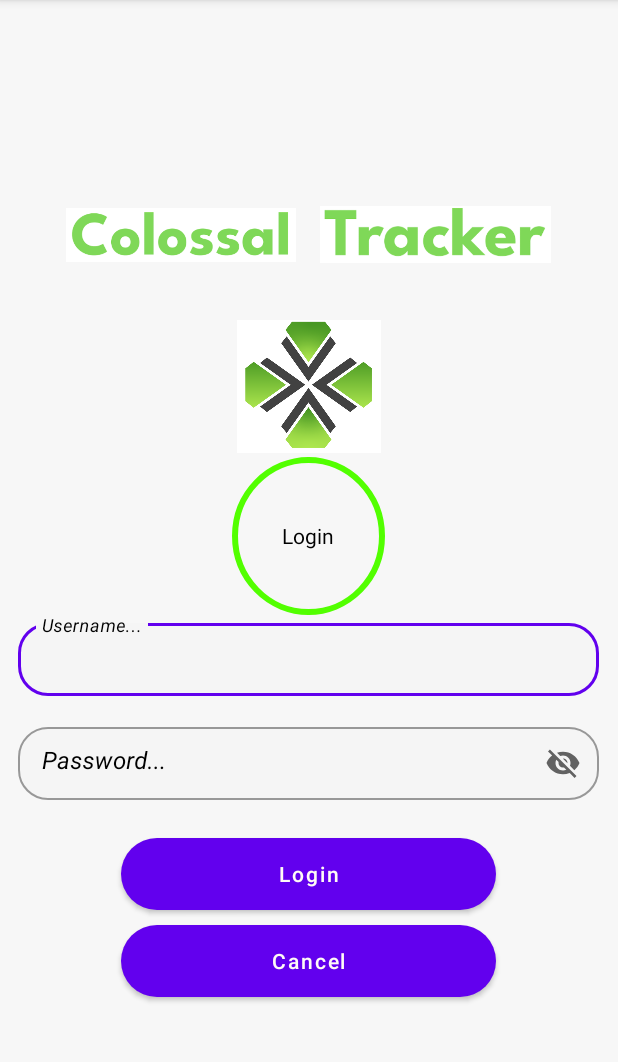
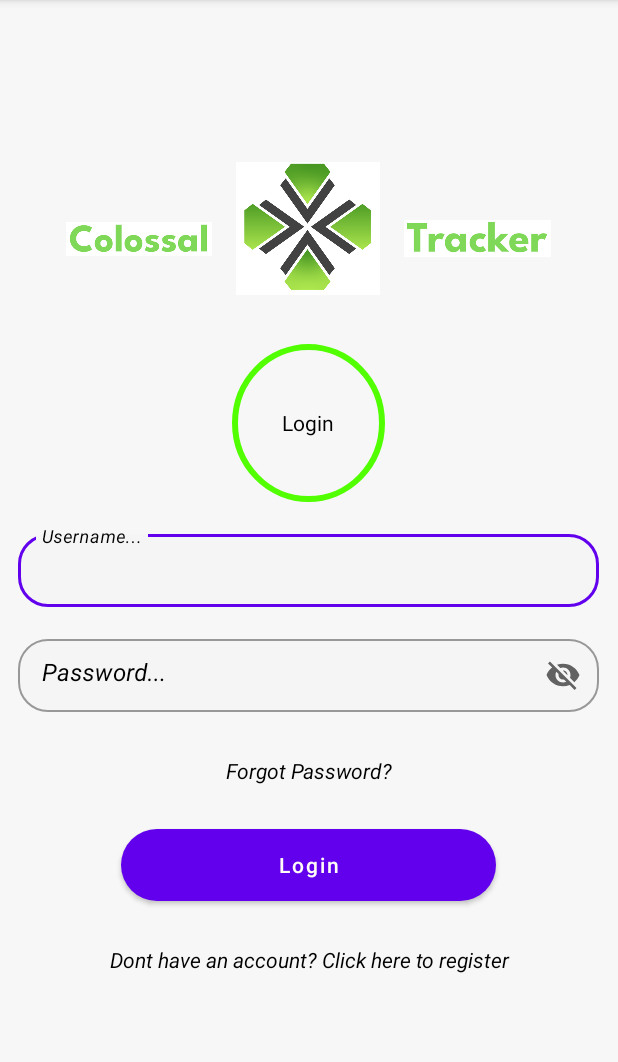
Before and after one commit to GabrielGrobb/opsc7311_part2, an Android app: the screen it shows after launch (LoginActivity), on a phone screen of 412 x 824 dp, the part 84-1146 px from its top. Run offline under Robolectric (Android 15) with nearby library versions, the phone set to English and light mode, and no system bars.

Commit message:
Altered login activity Commit

```diff
--- a/app/src/main/res/layout/activity_login.xml
+++ b/app/src/main/res/layout/activity_login.xml
@@ -20,7 +20,8 @@
         <LinearLayout
             android:layout_width="323dp"
             android:layout_height="108dp"
-            android:orientation="horizontal">
+            android:orientation="horizontal"
+            android:layout_marginBottom="16dp">
 
 
             <ImageView
@@ -32,19 +33,22 @@
                 android:layout_marginRight="16dp"/>
 
             <ImageView
+                android:id="@+id/imageView"
+                android:layout_width="96dp"
+                android:layout_height="94dp"
+                app:srcCompat="@drawable/time_tracker_icon"/>
+
+            <ImageView
                 android:id="@+id/imgTracker"
                 android:layout_width="175dp"
                 android:layout_height="wrap_content"
                 android:layout_weight="2"
-                app:srcCompat="@drawable/tracker" />
+                app:srcCompat="@drawable/tracker"
+                android:layout_marginLeft="16dp"/>
 
         </LinearLayout>
 
-        <ImageView
-            android:id="@+id/imageView"
-            android:layout_width="96dp"
-            android:layout_height="94dp"
-            app:srcCompat="@drawable/time_tracker_icon" />
+
 
         <TextView
             android:layout_width="102dp"
@@ -52,14 +56,15 @@
             android:background="@drawable/circle"
             android:gravity="center"
             android:text="@string/login"
-            android:textColor="@color/black" />
+            android:textColor="@color/black"
+            android:layout_marginBottom="16dp"/>
 
         <com.google.android.material.textfield.TextInputLayout
             android:id="@+id/til_Username"
             style="@style/Widget.MaterialComponents.TextInputLayout.OutlinedBox.Dense"
             android:layout_width="387dp"
             android:layout_height="wrap_content"
-            android:layout_marginBottom="15dp"
+            android:layout_marginBottom="16dp"
             android:textColorHint="@color/black"
             app:boxBackgroundColor="@color/default_background"
             app:boxCornerRadiusBottomEnd="20dp"
@@ -87,7 +92,7 @@
             style="@style/Widget.MaterialComponents.TextInputLayout.OutlinedBox.Dense"
             android:layout_width="387dp"
             android:layout_height="wrap_content"
-            android:layout_marginBottom="15dp"
+            android:layout_marginBottom="16dp"
             android:hint="@string/password"
             android:textColorHint="@color/black"
             app:boxBackgroundColor="@color/default_background"
@@ -108,25 +113,32 @@
 
         </com.google.android.material.textfield.TextInputLayout>
 
+        <TextView
+            android:layout_width="match_parent"
+            android:layout_height="46dp"
+            android:text="@string/forgotpassword"
+            android:gravity="center"
+            android:textStyle="italic"
+            android:textColor="@color/black"/>
+
         <Button
             android:id="@+id/btnLogin"
             android:layout_width="250dp"
             android:layout_height="48dp"
-            android:layout_marginTop="10dp"
+            android:layout_marginTop="16dp"
+            android:layout_marginBottom="16dp"
             android:background="@drawable/custome_button1"
             android:text="@string/login"
             android:textAllCaps="false"
             android:textColor="#FFFBF6" />
 
-        <Button
-            android:id="@+id/btnCancel"
-            android:layout_width="250dp"
-            android:layout_height="48dp"
-            android:layout_marginTop="10dp"
-            android:background="@drawable/custome_button1"
-            android:text="@string/cancel"
-            android:textAllCaps="false"
-            android:textColor="#FFFBF6" />
+        <TextView
+            android:layout_width="match_parent"
+            android:layout_height="46dp"
+            android:text="@string/donthaveacc"
+            android:gravity="center"
+            android:textStyle="italic"
+            android:textColor="@color/black"/>
 
     </LinearLayout>
 
--- a/app/src/main/res/values/strings.xml
+++ b/app/src/main/res/values/strings.xml
@@ -2,8 +2,10 @@
     <string name="app_name">opsc7311_part2</string>
     <string name="cancel">Cancel</string>
     <string name="confirmpassword">Confirm Password...</string>
+    <string name="donthaveacc">Dont have an account? Click here to register</string>
     <string name="email">Email...</string>
     <string name="firstName">Firstname...</string>
+    <string name="forgotpassword">Forgot Password?</string>
     <string name="login">Login</string>
     <string name="password">Password...</string>
     <string name="register">Register</string>
```
